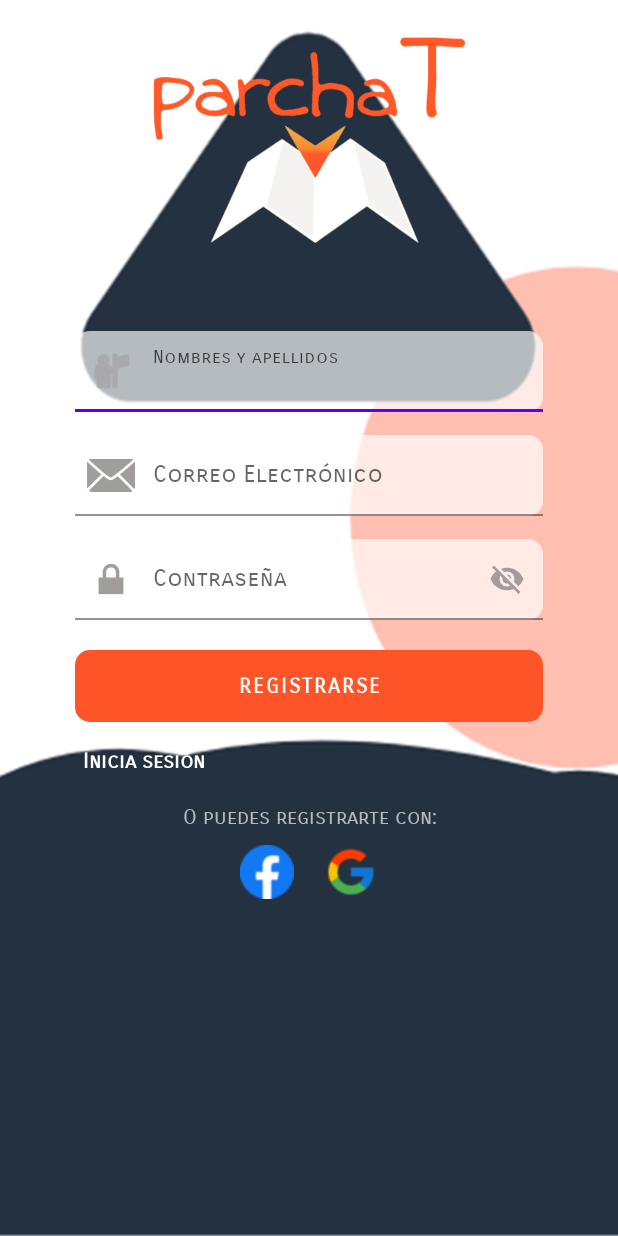
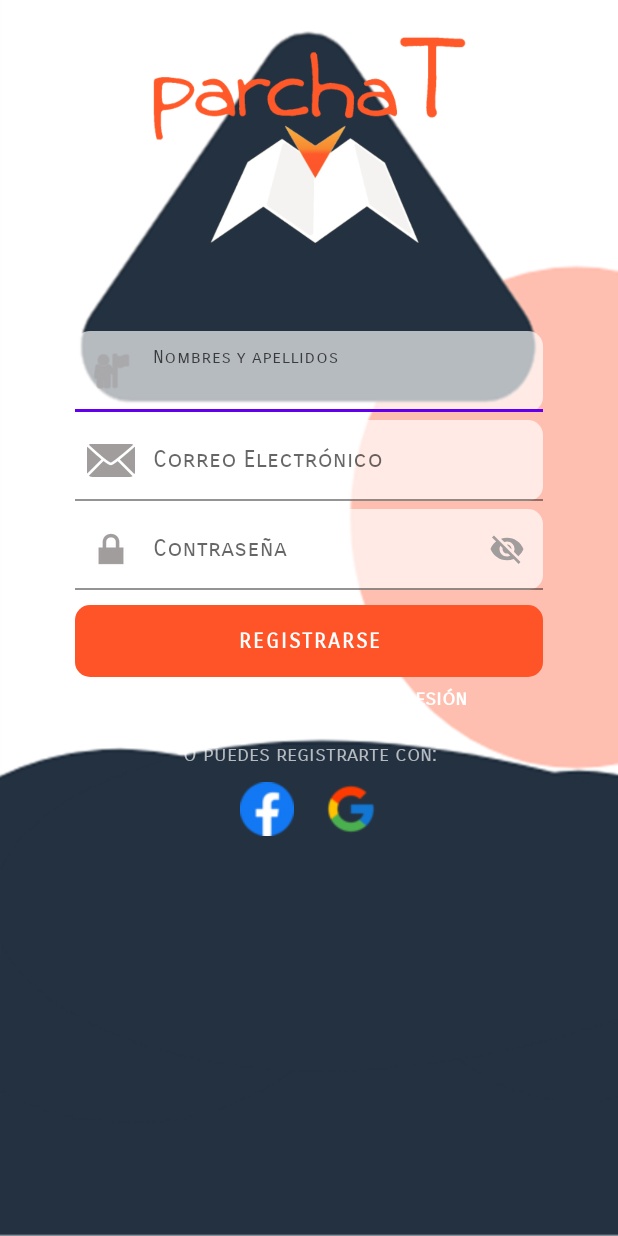
Before and after one commit to daveloper32/parchaT, an Android app: the Registro screen opened directly, with no data from a screen before it, on a phone screen of 412 x 824 dp. Run offline under Robolectric (Android 15) with nearby library versions, the phone set to English and light mode, and no system bars.

Commit message:
repair Registro & AlertDialog PerfilUsuario

```diff
--- a/app/src/main/java/com/developers/parchat/Registro.java
+++ b/app/src/main/java/com/developers/parchat/Registro.java
@@ -26,8 +26,7 @@ public class Registro extends AppCompatActivity implements View.OnClickListener{
     protected void onCreate(Bundle savedInstanceState) {
         super.onCreate(savedInstanceState);
         setContentView(R.layout.activity_registro);
-        // Escondemos la barra superior
-        getSupportActionBar().hide();
+
 
         eT_usuario_nomCom = findViewById(R.id.eT_usuario_nomCom);
         eT_usuario_email = findViewById(R.id.eT_usuario_email);
--- a/app/src/main/res/layout/activity_registro.xml
+++ b/app/src/main/res/layout/activity_registro.xml
@@ -61,7 +61,7 @@
                     android:layout_height="wrap_content"
                     android:background="@drawable/style_redondeo_edittext"
                     app:boxStrokeColor="#ABFFFFFF"
-                    android:layout_marginBottom="10dp"
+
                     android:fontFamily="sans-serif-smallcaps"
                     android:hint="@string/eT_usuario_nomCom" />
             </com.google.android.material.textfield.TextInputLayout>
@@ -83,7 +83,7 @@
                     android:layout_height="wrap_content"
                     android:background="@drawable/style_redondeo_edittext"
                     app:boxStrokeColor="#ABFFFFFF"
-                    android:layout_marginBottom="10dp"
+
                     android:fontFamily="sans-serif-smallcaps"
                     android:hint="@string/eT_usuario_email" />
             </com.google.android.material.textfield.TextInputLayout>
@@ -105,7 +105,7 @@
                     android:layout_height="wrap_content"
                     android:background="@drawable/style_redondeo_edittext"
                     app:boxStrokeColor="#ABFFFFFF"
-                    android:layout_marginBottom="10dp"
+
                     android:fontFamily="sans-serif-smallcaps"
                     android:hint="@string/eT_usuario_contrasena" />
             </com.google.android.material.textfield.TextInputLayout>
@@ -126,28 +126,30 @@
         <LinearLayout
             android:layout_width="match_parent"
             android:layout_height="wrap_content"
-            android:orientation="vertical">
+            android:layout_marginTop="5dp"
+            android:gravity="center_horizontal"
+            android:orientation="horizontal">
 
             <TextView
                 android:id="@+id/pregunta"
                 android:layout_width="wrap_content"
                 android:layout_height="wrap_content"
+                android:layout_marginStart="5dp"
+                android:layout_marginLeft="5dp"
                 android:fontFamily="sans-serif-smallcaps"
                 android:text="@string/tv_pregunta"
-                    android:textColor="#ABFFFFFF"
-                    android:layout_marginStart="5dp"
-                    android:layout_marginLeft="5dp"/>
+                android:textColor="#ABFFFFFF" />
 
             <TextView
                 android:id="@+id/tV_registro_iniSesion"
                 android:layout_width="wrap_content"
                 android:layout_height="wrap_content"
+                android:layout_marginStart="5dp"
+                android:layout_marginLeft="10dp"
                 android:fontFamily="sans-serif-smallcaps"
                 android:text="@string/tV_registro_iniSesion"
                 android:textColor="#FFFFFF"
-                    android:textStyle="bold"
-                    android:layout_marginStart="5dp"
-                    android:layout_marginLeft="10dp"/>
+                android:textStyle="bold" />
         </LinearLayout>
 
 
--- a/app/src/main/res/mipmap-anydpi-v26/ic_launcher.xml
+++ b/app/src/main/res/mipmap-anydpi-v26/ic_launcher.xml
@@ -1,5 +1,5 @@
 <?xml version="1.0" encoding="utf-8"?>
 <adaptive-icon xmlns:android="http://schemas.android.com/apk/res/android">
     <background android:drawable="@drawable/ic_launcher_background"/>
-    <foreground android:drawable="@mipmap/ic_launcher_foreground"/>
+
 </adaptive-icon>
--- a/app/src/main/res/mipmap-anydpi-v26/ic_launcher_round.xml
+++ b/app/src/main/res/mipmap-anydpi-v26/ic_launcher_round.xml
@@ -1,5 +1,5 @@
 <?xml version="1.0" encoding="utf-8"?>
 <adaptive-icon xmlns:android="http://schemas.android.com/apk/res/android">
     <background android:drawable="@drawable/ic_launcher_background"/>
-    <foreground android:drawable="@mipmap/ic_launcher_foreground"/>
+
 </adaptive-icon>
```
Also changed, not shown: app/src/main/java/com/developers/parchat/PerfilUsuario.java (+43 -1 lines). Lines whose indentation alone changed are shown as unchanged.
